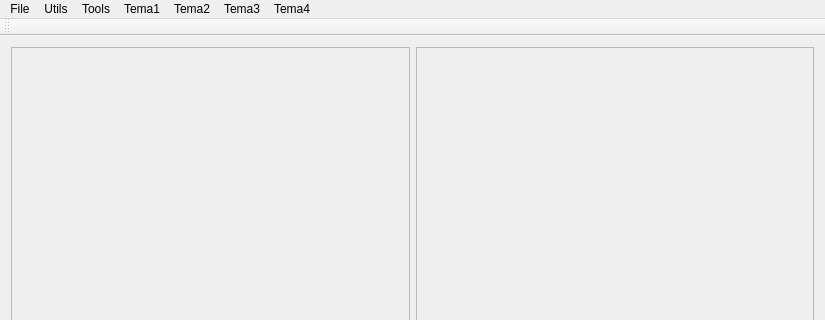
SerbanNasui/procesare-imagine, file QTFramework/ImageProcessing/mainwindow.ui: the form before one commit; both pictures show x 0 to 825 and y 0 to 320 of the 825 by 490 pixel window.
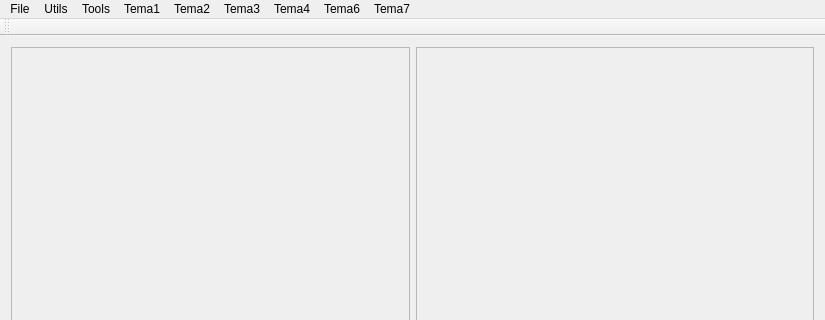
The form after the commit.

The edit to the form file:
```diff
--- a/QTFramework/ImageProcessing/mainwindow.ui
+++ b/QTFramework/ImageProcessing/mainwindow.ui
@@ -186,6 +186,18 @@
     </property>
     <addaction name="actionMeanFilter"/>
    </widget>
+   <widget class="QMenu" name="menuTema6">
+    <property name="title">
+     <string>Tema6</string>
+    </property>
+    <addaction name="actionClosing"/>
+   </widget>
+   <widget class="QMenu" name="menuTema7">
+    <property name="title">
+     <string>Tema7</string>
+    </property>
+    <addaction name="actionRotatiaCuInterpolare"/>
+   </widget>
    <addaction name="menuFile"/>
    <addaction name="menuLaunch_Smart_Dialog"/>
    <addaction name="menuTools"/>
@@ -193,6 +205,8 @@
    <addaction name="menuTema2"/>
    <addaction name="menuTema3"/>
    <addaction name="menuTema4"/>
+   <addaction name="menuTema6"/>
+   <addaction name="menuTema7"/>
   </widget>
   <widget class="QToolBar" name="mainToolBar">
    <attribute name="toolBarArea">
```
Left out of the diff: 15 changed lines with no effect on the pictures.
